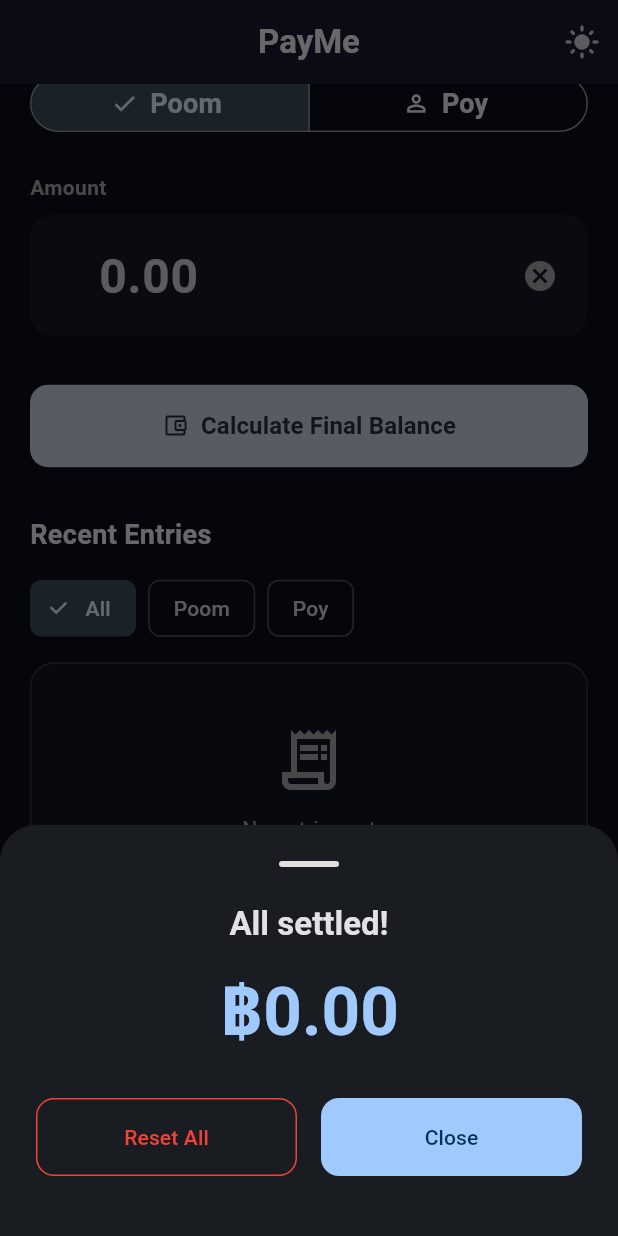
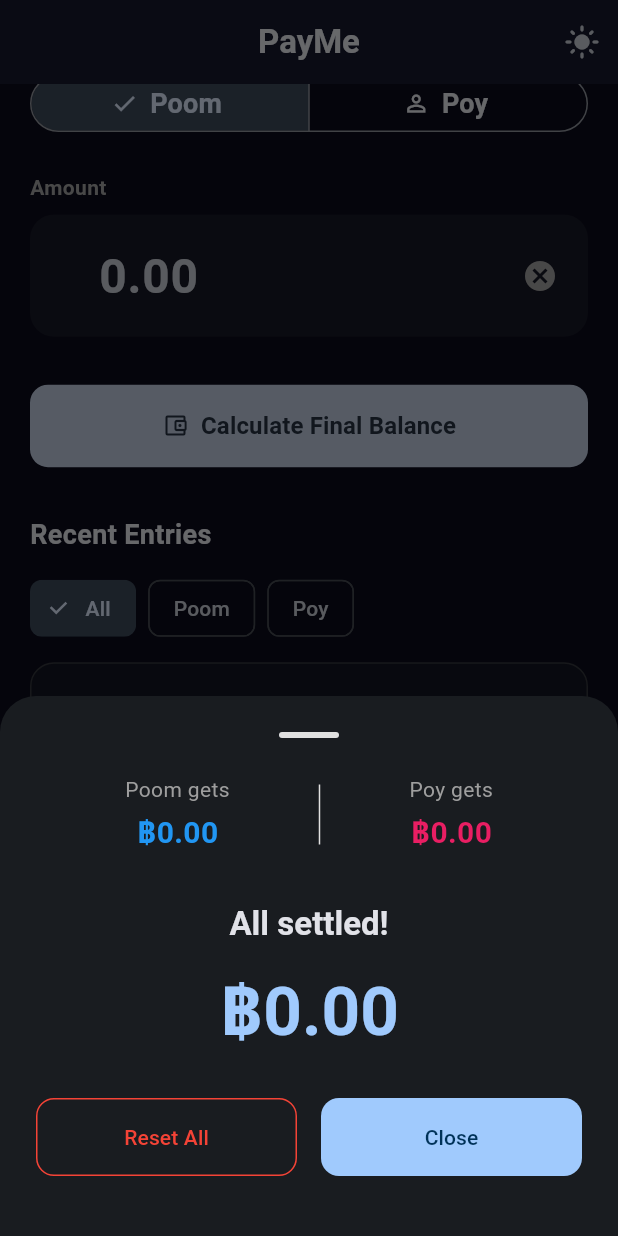
Before and after one commit to tppoom/PayMe, a Flutter app: the screen it shows after launch, scrolled down 37 dp, after a tap on "Calculate Final Balance", on a phone screen of 412 x 824 dp. Run offline on Flutter 3.47's test engine with Material 3 defaults, Android fonts, the phone set to English and light mode, and no system bars; our stand-ins replace shared_preferences.

Commit message:
feat: update labels to fractions and show individual totals

```diff
--- a/lib/logic/expense_provider.dart
+++ b/lib/logic/expense_provider.dart
@@ -13,16 +13,27 @@ class ExpenseProvider with ChangeNotifier {
   ThemeMode get themeMode => _themeMode;
 
   double get balance {
-    double bal = 0;
+    return poomTotal - poyTotal;
+  }
+
+  double get poomTotal {
+    double total = 0;
     for (var entry in _entries) {
-      double portion = entry.amount * (entry.percentage / 100);
       if (entry.payer == Payer.poom) {
-        bal += portion;
-      } else {
-        bal -= portion;
+        total += entry.amount * (entry.percentage / 100);
       }
     }
-    return bal;
+    return total;
+  }
+
+  double get poyTotal {
+    double total = 0;
+    for (var entry in _entries) {
+      if (entry.payer == Payer.poy) {
+        total += entry.amount * (entry.percentage / 100);
+      }
+    }
+    return total;
   }
 
   ExpenseProvider() {
--- a/lib/screens/home_screen.dart
+++ b/lib/screens/home_screen.dart
@@ -100,6 +100,8 @@ class _HomeScreenState extends State<HomeScreen> {
     HapticFeedback.heavyImpact();
     final provider = context.read<ExpenseProvider>();
     final balance = provider.balance;
+    final poomTotal = provider.poomTotal;
+    final poyTotal = provider.poyTotal;
 
     showModalBottomSheet(
       context: context,
@@ -121,6 +123,15 @@ class _HomeScreenState extends State<HomeScreen> {
                 borderRadius: BorderRadius.circular(2),
               ),
             ),
+            Row(
+              mainAxisAlignment: MainAxisAlignment.spaceEvenly,
+              children: [
+                _TotalItem(label: 'Poom gets', amount: poomTotal, color: Colors.blue),
+                Container(width: 1, height: 40, color: Colors.grey[300]),
+                _TotalItem(label: 'Poy gets', amount: poyTotal, color: Colors.pink),
+              ],
+            ),
+            const SizedBox(height: 32),
             Text(
               balance == 0
                   ? 'All settled!'
@@ -470,3 +481,36 @@ class _EntryList extends StatelessWidget {
     );
   }
 }
+
+class _TotalItem extends StatelessWidget {
+  final String label;
+  final double amount;
+  final Color color;
+
+  const _TotalItem({
+    required this.label,
+    required this.amount,
+    required this.color,
+  });
+
+  @override
+  Widget build(BuildContext context) {
+    return Column(
+      children: [
+        Text(
+          label,
+          style: const TextStyle(fontSize: 14, color: Colors.grey),
+        ),
+        const SizedBox(height: 4),
+        Text(
+          '฿${amount.toStringAsFixed(2)}',
+          style: TextStyle(
+            fontSize: 20,
+            fontWeight: FontWeight.bold,
+            color: color,
+          ),
+        ),
+      ],
+    );
+  }
+}
--- a/lib/widgets/percentage_selector.dart
+++ b/lib/widgets/percentage_selector.dart
@@ -12,6 +12,16 @@ class PercentageSelector extends StatelessWidget {
 
   static const List<double> secondaryPercentages = [25, 33.33, 66.66, 75];
 
+  String _getLabel(double pct) {
+    if (pct == 50.0) return '/2';
+    if (pct == 100.0) return '1';
+    if (pct == 25.0) return '/4';
+    if (pct == 33.33) return '/3';
+    if (pct == 66.66) return '2/3';
+    if (pct == 75.0) return '3/4';
+    return '${pct.toInt()}%';
+  }
+
   @override
   Widget build(BuildContext context) {
     final bool isSecondarySelected = secondaryPercentages.contains(selectedPercentage);
@@ -20,7 +30,7 @@ class PercentageSelector extends StatelessWidget {
       children: [
         Expanded(
           child: _PercentageButton(
-            label: '50%',
+            label: '/2',
             isSelected: selectedPercentage == 50.0,
             onTap: () => onPercentageChanged(50.0),
           ),
@@ -28,7 +38,7 @@ class PercentageSelector extends StatelessWidget {
         const SizedBox(width: 8),
         Expanded(
           child: _PercentageButton(
-            label: '100%',
+            label: '1',
             isSelected: selectedPercentage == 100.0,
             onTap: () => onPercentageChanged(100.0),
           ),
@@ -68,7 +78,7 @@ class PercentageSelector extends StatelessWidget {
                   items: secondaryPercentages.map((double value) {
                     return DropdownMenuItem<double>(
                       value: value,
-                      child: Text('${value == 33.33 || value == 66.66 ? value.toStringAsFixed(2) : value.toInt()}%'),
+                      child: Text(_getLabel(value)),
                     );
                   }).toList(),
                   onChanged: (double? newValue) {
@@ -115,7 +125,7 @@ class _PercentageButton extends StatelessWidget {
         child: Text(
           label,
           style: TextStyle(
-            fontSize: 16,
+            fontSize: 18,
             fontWeight: isSelected ? FontWeight.bold : FontWeight.normal,
             color: isSelected
                 ? Theme.of(context).colorScheme.onPrimaryContainer
```
Also changed, not shown: 1 other file.
